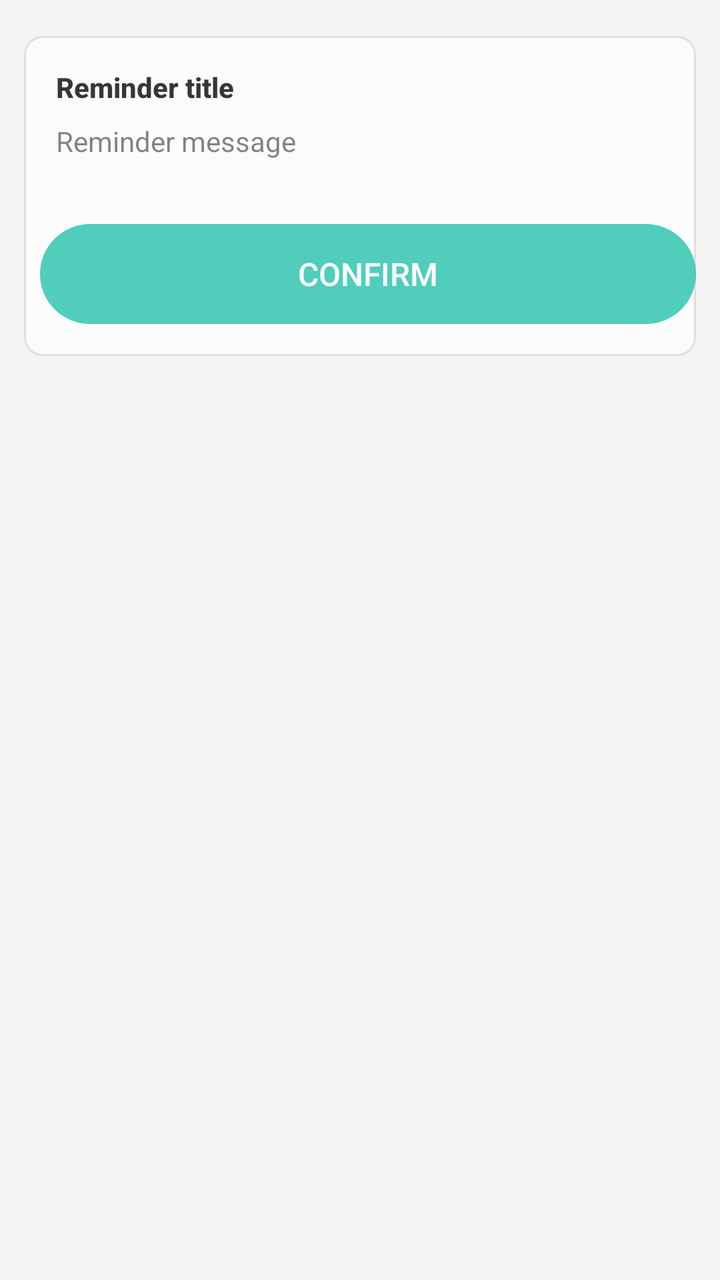
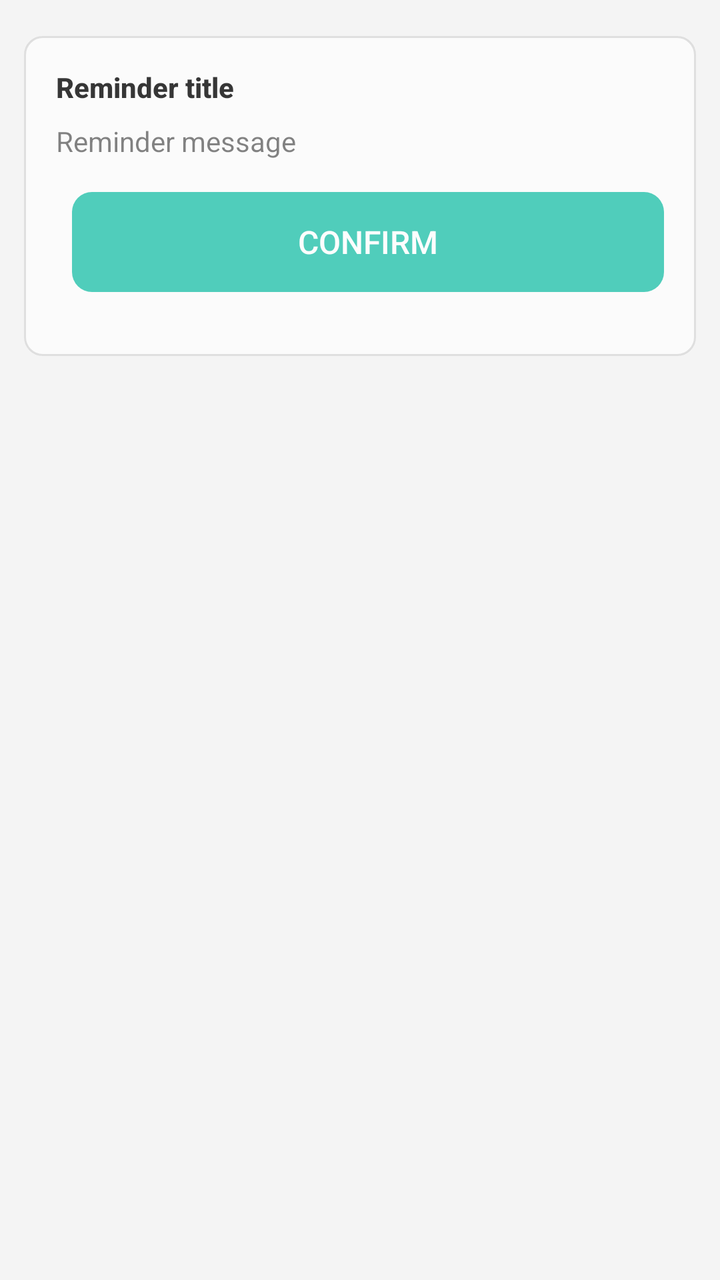

Two renders of the same Android screen: before a commit and after it. Below are the layout's source before the change and the commit's diff.
<!-- AndroidManifest.xml: application theme AppTheme -->
<!-- res/layout/dialog_alert.xml -->
<?xml version="1.0" encoding="utf-8"?>
<ScrollView
    xmlns:android="http://schemas.android.com/apk/res/android"
    android:overScrollMode="never"
    android:layout_width="match_parent"
    android:layout_height="match_parent">

    <LinearLayout
        android:layout_width="match_parent"
        android:layout_height="wrap_content"
        android:orientation="vertical"
        android:padding="12dp">

        <LinearLayout
            android:alpha="0.9"
            android:paddingBottom="16dp"
            android:layout_width="match_parent"
            android:layout_height="wrap_content"
            android:minHeight="150dp"
            android:layout_marginTop="6dp"
            android:background="@drawable/krscript_item_ripple_kon"
            android:orientation="vertical">

            <TextView
                android:id="@+id/confirm_title"
                android:paddingStart="16dp"
                android:paddingEnd="16dp"
                android:paddingTop="16dp"
                style="@style/textTitle"
                android:layout_width="match_parent"
                android:layout_height="wrap_content"
                android:text="@string/confirm_title" />
            <TextView
                android:id="@+id/confirm_message"
                android:textIsSelectable="true"
                android:paddingStart="16dp"
                android:paddingEnd="16dp"
                android:paddingTop="8dp"
                android:paddingBottom="16dp"
                android:text="@string/confirm_message"
                android:layout_width="match_parent"
                android:layout_height="wrap_content" />

            <FrameLayout
                android:id="@+id/confirm_custom_view"
                android:layout_width="match_parent"
                android:layout_height="wrap_content" />

            <LinearLayout
                android:layout_marginTop="16dp"
                android:orientation="horizontal"
                android:layout_width="match_parent"
                android:layout_height="wrap_content">

                <Button
                    android:id="@+id/btn_confirm"
                    style="@style/dialogConfirmBtn"
                    android:text="@string/btn_confirm">
                </Button>
            </LinearLayout>
        </LinearLayout>

    </LinearLayout>
</ScrollView>
<!-- resources referenced by this layout -->
<resources>
  <string name="btn_confirm">Confirm</string>
  <string name="confirm_message">Reminder message</string>
  <string name="confirm_title">Reminder title</string>
  <style name="dialogConfirmBtn" parent="dialogLargeBtn">
          <item name="android:textColor">#FFFFFF</item>
          <item name="android:background">@drawable/btn_bg_large</item>
      </style>
  <style name="textTitle">
          <item name="android:textColor">?android:attr/textColorPrimary</item>
          <item name="android:textStyle">bold</item>
          <item name="android:textSize">14dp</item>
      </style>
  <!-- drawable btn_bg_large (drawable) -->
  <?xml version="1.0" encoding="utf-8"?>
  <selector xmlns:android="http://schemas.android.com/apk/res/android">
      <item android:drawable="@drawable/btn_bg_active_large" android:state_pressed="true" />
      <item android:drawable="@drawable/btn_bg_disabled_large" android:state_enabled="false" />
      <item android:drawable="@drawable/btn_bg_inactive_large" />
  </selector>
  <color name="colorPrimary">#64CDB6</color>
  <color name="colorPrimaryDark">#30C7B6</color>
  <color name="colorAccent">#0dbda2</color>
  <color name="colorParseDark">#20605f5f</color>
  <color name="colorPirmDark">#20000000</color>
  <color name="status_bg_light">@android:color/white</color>
  <color name="window_bg_light">#f4f4f4</color>
  <color name="cardBgLight">#CCFFFFFF</color>
  <!-- drawable btn_bg_active_large (drawable) -->
  <?xml version="1.0" encoding="utf-8"?>
  <shape xmlns:android="http://schemas.android.com/apk/res/android"
      android:shape="rectangle">
      <solid android:color="#26828282" />
      
      
      <corners android:radius="25dp" />
  
      
      <padding
          android:bottom="0dp"
          android:left="0dp"
          android:right="0dp"
          android:top="0dp" />
  </shape>
  <!-- drawable btn_bg_disabled_large (drawable) -->
  <?xml version="1.0" encoding="utf-8"?>
  <shape xmlns:android="http://schemas.android.com/apk/res/android"
      android:shape="rectangle">
      
      <solid android:color="#58888888" />
      
      <stroke
          android:width="1dp"
          android:color="#888888" />
      
      
      <corners android:radius="25dp" />
  
      
      <padding
          android:bottom="0dp"
          android:left="0dp"
          android:right="0dp"
          android:top="0dp" />
  </shape>
  <!-- drawable btn_bg_inactive_large (drawable) -->
  <?xml version="1.0" encoding="utf-8"?>
  <shape xmlns:android="http://schemas.android.com/apk/res/android"
      android:shape="rectangle">
      <solid android:color="?android:colorAccent" />
      
      
      <corners android:radius="25dp" />
  
      
      <padding
          android:bottom="0dp"
          android:left="0dp"
          android:right="0dp"
          android:top="0dp" />
  </shape>
  <!-- drawable seekbar_thumb (drawable) -->
  <?xml version="1.0" encoding="utf-8"?>
  <shape xmlns:android="http://schemas.android.com/apk/res/android">
      <solid android:color="@android:color/transparent" />
      <corners android:radius="10dp" />
      <size
          android:width="12dp"
          android:height="12dp" />
  </shape>
  <!-- drawable switch_track_disabled (drawable) -->
  <?xml version="1.0" encoding="utf-8"?>
  <shape xmlns:android="http://schemas.android.com/apk/res/android">
      <solid android:color="#22888888" />
      <corners android:radius="10dp" />
      <size android:width="66dp" android:height="20dp" />
  </shape>
  <!-- drawable switch_track_open (drawable) -->
  <?xml version="1.0" encoding="utf-8"?>
  <shape xmlns:android="http://schemas.android.com/apk/res/android">
      <solid android:color="?android:colorAccent" />
      <corners android:radius="10dp" />
      <size android:width="66dp" android:height="20dp" />
  </shape>
  <!-- drawable switch_track_close (drawable) -->
  <?xml version="1.0" encoding="utf-8"?>
  <shape xmlns:android="http://schemas.android.com/apk/res/android">
      <solid android:color="#44888888" />
      <corners android:radius="10dp" />
      <size android:width="66dp" android:height="20dp" />
  </shape>
  <!-- unchanged entries left out for length: 12 -->
</resources>

<!-- the commit's change to res/layout/dialog_alert.xml (unified diff, before → after) -->
@@ -47,7 +47,8 @@
                 android:layout_height="wrap_content" />
 
             <LinearLayout
-                android:layout_marginTop="16dp"
+                android:layout_marginBottom="16dp"
+                android:layout_marginHorizontal="16dp"
                 android:orientation="horizontal"
                 android:layout_width="match_parent"
                 android:layout_height="wrap_content">
<!-- resource entries referenced after the edit -->
@@ -34,7 +34,7 @@
       <solid android:color="#26828282" />
       
       
-      <corners android:radius="25dp" />
+      <corners android:radius="10dp" />
   
       
       <padding
@@ -48,14 +48,14 @@
   <shape xmlns:android="http://schemas.android.com/apk/res/android"
       android:shape="rectangle">
       
-      <solid android:color="#58888888" />
+      <solid android:color="#58858585" />
       
       <stroke
           android:width="1dp"
           android:color="#888888" />
       
       
-      <corners android:radius="25dp" />
+      <corners android:radius="10dp" />
   
       
       <padding
@@ -71,7 +71,7 @@
       <solid android:color="?android:colorAccent" />
       
       
-      <corners android:radius="25dp" />
+      <corners android:radius="10dp" />
   
       
       <padding
